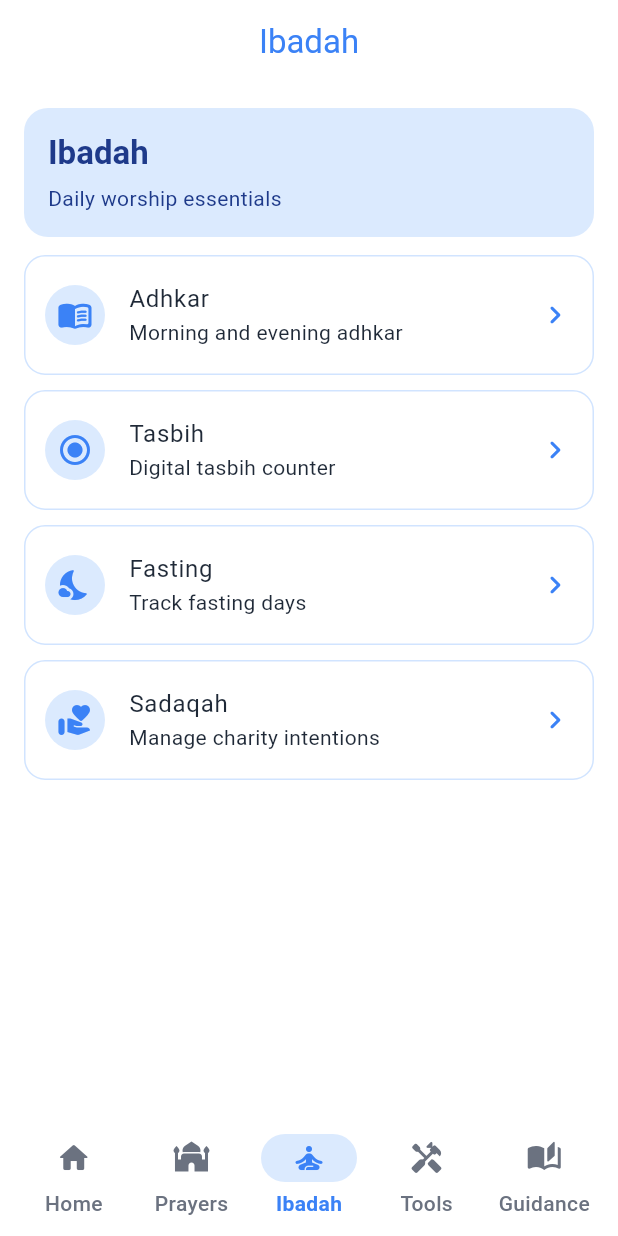
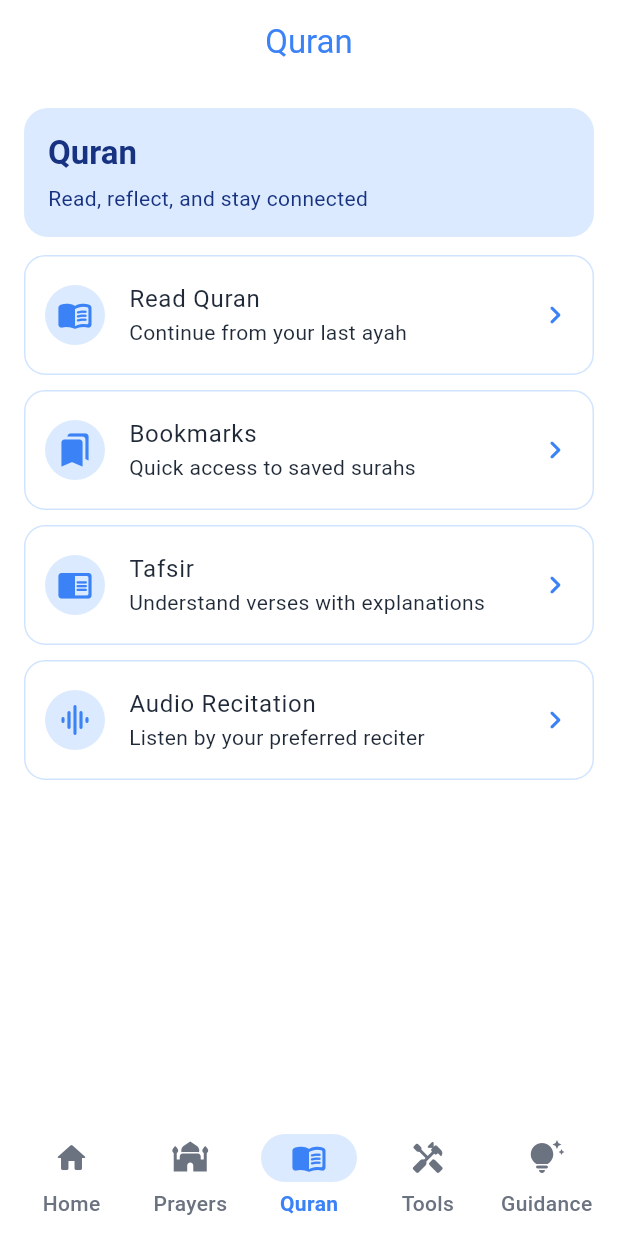
Before and after one commit to codemytelabs/Islamic-app, a Flutter app: the screen it shows after launch, item 3 of the bottom bar chosen, on a phone screen of 412 x 824 dp. Run offline on Flutter 3.47's test engine with Material 3 defaults, Android fonts, the light colour scheme and no system bars.

Commit message:
adding quran section

```diff
--- a/lib/core/main_shell.dart
+++ b/lib/core/main_shell.dart
@@ -15,15 +15,15 @@ class _MainShellState extends State<MainShell> {
   static const List<NafasNavItem> _tabs = [
     NafasNavItem(label: 'Home', icon: Icons.home_rounded),
     NafasNavItem(label: 'Prayers', icon: Icons.mosque_rounded),
-    NafasNavItem(label: 'Ibadah', icon: Icons.self_improvement_rounded),
+    NafasNavItem(label: 'Quran', icon: Icons.menu_book_rounded),
     NafasNavItem(label: 'Tools', icon: Icons.handyman_rounded),
-    NafasNavItem(label: 'Guidance', icon: Icons.auto_stories_rounded),
+    NafasNavItem(label: 'Guidance', icon: Icons.tips_and_updates_rounded),
   ];
 
   static const List<Widget> _pages = [
     _HomeTab(),
     _PrayersTab(),
-    _IbadahTab(),
+    _QuranTab(),
     _ToolsTab(),
     _GuidanceTab(),
   ];
@@ -96,34 +96,34 @@ class _PrayersTab extends StatelessWidget {
   }
 }
 
-class _IbadahTab extends StatelessWidget {
-  const _IbadahTab();
+class _QuranTab extends StatelessWidget {
+  const _QuranTab();
 
   @override
   Widget build(BuildContext context) {
     return const CharmSection(
-      title: 'Ibadah',
-      subtitle: 'Daily worship essentials',
+      title: 'Quran',
+      subtitle: 'Read, reflect, and stay connected',
       items: [
         CharmItemData(
-          'Adhkar',
-          'Morning and evening adhkar',
+          'Read Quran',
+          'Continue from your last ayah',
           Icons.menu_book_rounded,
         ),
         CharmItemData(
-          'Tasbih',
-          'Digital tasbih counter',
-          Icons.radio_button_checked_rounded,
+          'Bookmarks',
+          'Quick access to saved surahs',
+          Icons.bookmarks_rounded,
         ),
         CharmItemData(
-          'Fasting',
-          'Track fasting days',
-          Icons.nights_stay_rounded,
+          'Tafsir',
+          'Understand verses with explanations',
+          Icons.chrome_reader_mode_rounded,
         ),
         CharmItemData(
-          'Sadaqah',
-          'Manage charity intentions',
-          Icons.volunteer_activism_rounded,
+          'Audio Recitation',
+          'Listen by your preferred reciter',
+          Icons.graphic_eq_rounded,
         ),
       ],
     );
@@ -165,6 +165,26 @@ class _GuidanceTab extends StatelessWidget {
       items: [
         CharmItemData('Duas', 'Curated daily duas', Icons.favorite_rounded),
         CharmItemData(
+          'Adhkar',
+          'Morning and evening adhkar',
+          Icons.menu_book_rounded,
+        ),
+        CharmItemData(
+          'Tasbih',
+          'Digital tasbih counter',
+          Icons.radio_button_checked_rounded,
+        ),
+        CharmItemData(
+          'Fasting',
+          'Track fasting days',
+          Icons.nights_stay_rounded,
+        ),
+        CharmItemData(
+          'Sadaqah',
+          'Manage charity intentions',
+          Icons.volunteer_activism_rounded,
+        ),
+        CharmItemData(
           'Reflections',
           'Short spiritual reflections',
           Icons.lightbulb_rounded,
--- a/lib/core/theme.dart
+++ b/lib/core/theme.dart
@@ -6,7 +6,7 @@ class AppTheme {
       primary: Color(0xFF3B82F6),
       onPrimary: Colors.white,
       primaryContainer: Color(0xFFDBEAFE),
-      onPrimaryContainer: Color(0xFF1E3A8A),
+      onPrimaryContainer: Color.fromARGB(255, 22, 50, 128),
       secondary: Color(0xFF60A5FA),
       onSecondary: Colors.white,
       surface: Colors.white,
--- a/lib/shared/widgets/nafas_bottom_nav_bar.dart
+++ b/lib/shared/widgets/nafas_bottom_nav_bar.dart
@@ -24,7 +24,7 @@ class NafasBottomNavBar extends StatelessWidget {
     final ColorScheme colors = Theme.of(context).colorScheme;
 
     return Padding(
-      padding: const EdgeInsets.symmetric(horizontal: 10),
+      padding: const EdgeInsets.symmetric(horizontal: 8),
       child: NavigationBar(
         selectedIndex: selectedIndex,
         onDestinationSelected: onDestinationSelected,
```
